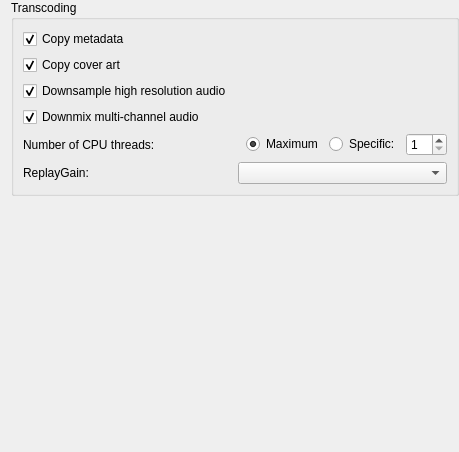
Qt form src/ui/settings_transcoding.ui (complexlogic/EasyAudioSync) before a commit.
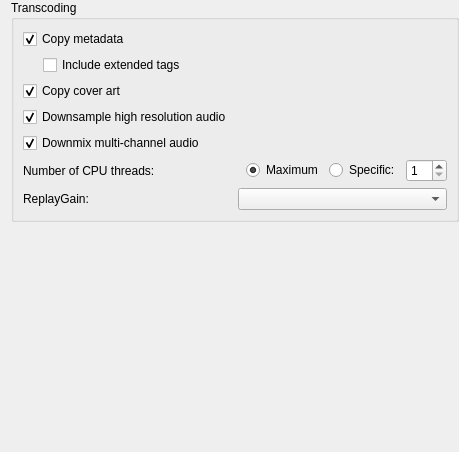
The same form after that commit.

Commit message: Add 'Include extended tags' feature

```diff
--- a/src/ui/settings_transcoding.ui
+++ b/src/ui/settings_transcoding.ui
@@ -39,6 +39,33 @@
         </property>
        </widget>
       </item>
+      <item>
+       <layout class="QHBoxLayout" name="horizontalLayout">
+        <item>
+         <spacer name="horizontalSpacer">
+          <property name="orientation">
+           <enum>Qt::Horizontal</enum>
+          </property>
+          <property name="sizeType">
+           <enum>QSizePolicy::Fixed</enum>
+          </property>
+          <property name="sizeHint" stdset="0">
+           <size>
+            <width>20</width>
+            <height>20</height>
+           </size>
+          </property>
+         </spacer>
+        </item>
+        <item>
+         <widget class="QCheckBox" name="extended_tags_box">
+          <property name="text">
+           <string>Include extended tags</string>
+          </property>
+         </widget>
+        </item>
+       </layout>
+      </item>
       <item>
        <widget class="QCheckBox" name="copy_artwork_box">
         <property name="text">
```
The commit also changes 7 other files.
